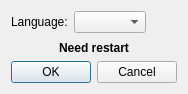
Old version of the form options.ui in the repository HappySeaFox/qsseditor.
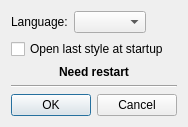
New version of the form.

Commit message: Option to open last style at startup

Patch:
```diff
--- a/options.ui
+++ b/options.ui
@@ -6,14 +6,31 @@
    <rect>
     <x>0</x>
     <y>0</y>
-    <width>184</width>
-    <height>94</height>
+    <width>188</width>
+    <height>126</height>
    </rect>
   </property>
   <property name="windowTitle">
    <string>Options</string>
   </property>
   <layout class="QGridLayout" name="gridLayout">
+   <item row="1" column="0">
+    <widget class="QCheckBox" name="checkOpenLast">
+     <property name="text">
+      <string>Open last style at startup</string>
+     </property>
+    </widget>
+   </item>
+   <item row="6" column="0">
+    <widget class="QDialogButtonBox" name="buttonBox">
+     <property name="orientation">
+      <enum>Qt::Horizontal</enum>
+     </property>
+     <property name="standardButtons">
+      <set>QDialogButtonBox::Cancel|QDialogButtonBox::Ok</set>
+     </property>
+    </widget>
+   </item>
    <item row="0" column="0">
     <layout class="QHBoxLayout" name="horizontalLayout">
      <item>
@@ -51,20 +68,7 @@
      </item>
     </layout>
    </item>
-   <item row="1" column="0">
-    <spacer name="verticalSpacer">
-     <property name="orientation">
-      <enum>Qt::Vertical</enum>
-     </property>
-     <property name="sizeHint" stdset="0">
-      <size>
-       <width>20</width>
-       <height>0</height>
-      </size>
-     </property>
-    </spacer>
-   </item>
-   <item row="2" column="0">
+   <item row="4" column="0">
     <widget class="QLabel" name="labelRestart">
      <property name="font">
       <font>
@@ -80,14 +84,24 @@
      </property>
     </widget>
    </item>
-   <item row="3" column="0">
-    <widget class="QDialogButtonBox" name="buttonBox">
+   <item row="2" column="0">
+    <spacer name="verticalSpacer">
+     <property name="orientation">
+      <enum>Qt::Vertical</enum>
+     </property>
+     <property name="sizeHint" stdset="0">
+      <size>
+       <width>20</width>
+       <height>0</height>
+      </size>
+     </property>
+    </spacer>
+   </item>
+   <item row="5" column="0">
+    <widget class="Line" name="line">
      <property name="orientation">
       <enum>Qt::Horizontal</enum>
      </property>
-     <property name="standardButtons">
-      <set>QDialogButtonBox::Cancel|QDialogButtonBox::Ok</set>
-     </property>
     </widget>
    </item>
   </layout>
```
Left out of the diff: 1 changed line with no effect on the pictures. The commit also changes 4 other files.
